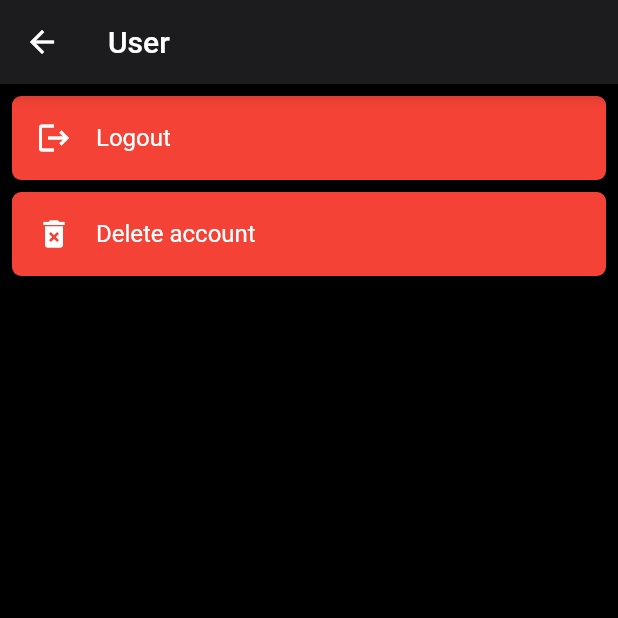
After one commit to Appli-chic/Chic-Secret-Flutter, a Flutter app: the SettingsScreen screen opened directly, after a tap on the "person" icon, on a phone screen of 412 x 824 dp, the top half of it. The commit adds this screen. Run offline on Flutter 3.47's test engine with Material 2 defaults, Android fonts, the phone set to English and light mode, and no system bars; our stand-ins replace csv, file_picker, flutter_easyloading, flutter_svg, flutter_typeahead, fluttertoast and 10 more; missing offline and left inert: clipboard, dart:ffi, encrypt, file_saver, file_selector, flex_color_picker and 2 more; accounts and stored records are empty.

Commit message:
Delete account automatically.

```diff
--- a/assets/languages/localization_en.json
+++ b/assets/languages/localization_en.json
@@ -112,6 +112,9 @@
   "error_user_cant_be_you": "The email must be different to the one linked to your account.",
   "cant_delete_vault_not_owner": "Only the owner of this vault can delete it.",
   "warning_message_delete_vault": "Are you sure to delete definitely the {} vault ?\nAll the passwords, categories, tags in this vault are going to be definitively deleted.",
+  "user": "User",
+  "resend_code": "Resend code",
+  "delete_account": "Delete account",
 
   "general": "General",
   "email": "Email",
--- a/assets/languages/localization_fr.json
+++ b/assets/languages/localization_fr.json
@@ -112,6 +112,9 @@
   "error_user_cant_be_you": "Le courriel doit être différent de celui lié à votre compte.",
   "cant_delete_vault_not_owner": "Seul le propriétaire de ce coffre peut le supprimer.",
   "warning_message_delete_vault": "Êtes-vous certains de vouloir supprimer le coffre {} ?\nTous les mots de passe, catégories et tags de ce coffre seront définitivement supprimés.",
+  "user": "Utilisateur",
+  "resend_code": "Renvoyer le code",
+  "delete_account": "Suppression de compte",
 
   "general": "Général",
   "email": "Courriel",
--- a/lib/main.dart
+++ b/lib/main.dart
@@ -120,9 +120,7 @@ class _AppState extends State<App> {
       theme: ThemeData(
         visualDensity: VisualDensity.adaptivePlatformDensity,
       ),
-      darkTheme: ThemeData.dark().copyWith(
-        useMaterial3: Platform.isAndroid,
-      ),
+      darkTheme: ThemeData.dark(),
       themeMode: ThemeMode.dark,
       localizationsDelegates: [
         _newLocaleDelegate,
--- a/lib/service/user_service.dart
+++ b/lib/service/user_service.dart
@@ -4,7 +4,6 @@ import 'package:chic_secret/utils/database.dart';
 import 'package:chic_secret/utils/database_structure.dart';
 
 class UserService {
-  /// Save a [user] into the local database
   static Future<void> save(User user) async {
     await db.insert(
       userTable,
@@ -12,7 +11,6 @@ class UserService {
     );
   }
 
-  /// Update a [user] into the local database
   static Future<void> update(User user) async {
     await db.update(
       userTable,
@@ -21,7 +19,6 @@ class UserService {
     );
   }
 
-  /// Check if the user exists
   static Future<bool> exists(String userId) async {
     List<Map<String, dynamic>> maps = await db.query(
       userTable,
@@ -31,7 +28,6 @@ class UserService {
     return maps.isNotEmpty;
   }
 
-  /// Retrieve the user by ID
   static Future<User?> getUserById(String userId) async {
     List<Map<String, dynamic>> maps = await db.query(
       userTable,
@@ -46,7 +42,6 @@ class UserService {
     return null;
   }
 
-  /// Retrieve the user by email
   static Future<User?> getUserByEmail(String email) async {
     List<Map<String, dynamic>> maps = await db.query(
       userTable,
@@ -61,7 +56,6 @@ class UserService {
     return null;
   }
 
-  /// Retrieve the users linked to the vault
   static Future<List<User>> getUsersByVault(String vaultId) async {
     List<User> users = [];
 
--- a/lib/ui/screen/settings_screen.dart
+++ b/lib/ui/screen/settings_screen.dart
@@ -18,6 +18,7 @@ import 'package:chic_secret/ui/component/common/desktop_modal.dart';
 import 'package:chic_secret/ui/component/setting_item.dart';
 import 'package:chic_secret/ui/screen/biometry_screen.dart';
 import 'package:chic_secret/ui/screen/import_export_choice_screen.dart';
+import 'package:chic_secret/ui/screen/user_screen.dart';
 import 'package:chic_secret/ui/screen/vaults_screen.dart';
 import 'package:chic_secret/utils/chic_platform.dart';
 import 'package:chic_secret/utils/security.dart';
@@ -113,7 +114,6 @@ class _SettingsScreenState extends State<SettingsScreen>
     }
   }
 
-  /// Displays the screen in a modal for the desktop version
   Widget _displaysDesktopInModal(ThemeProvider themeProvider) {
     return DesktopModal(
       title: AppTranslations.of(context).text("settings"),
@@ -200,6 +200,7 @@ class _SettingsScreenState extends State<SettingsScreen>
                       ? CupertinoIcons.person_fill
                       : Icons.person,
                   title: _user!.email,
+                  onTap: _onUserClicked,
                 )
               : SettingItem(
                   leading: Platform.isIOS
@@ -260,17 +261,6 @@ class _SettingsScreenState extends State<SettingsScreen>
                       : Icons.delete_forever,
                   title: AppTranslations.of(context).text("delete"),
                   onTap: _delete,
-                )
-              : SizedBox.shrink(),
-          _user != null
-              ? SettingItem(
-                  backgroundColor: Colors.red[500],
-                  tint: ChicPlatform.isDesktop() ? Colors.red[500] : null,
-                  leading: Platform.isIOS
-                      ? CupertinoIcons.square_arrow_left
-                      : Icons.logout,
-                  title: AppTranslations.of(context).text("logout"),
-                  onTap: _logout,
                 )
               : SizedBox.shrink(),
         ],
@@ -374,11 +364,6 @@ class _SettingsScreenState extends State<SettingsScreen>
     }
   }
 
-  _logout() async {
-    await Security.logout();
-    Navigator.of(context).pop(true);
-  }
-
   _login() async {
     var isLogged = await ChicNavigator.push(
       context,
@@ -410,4 +395,18 @@ class _SettingsScreenState extends State<SettingsScreen>
       BiometryScreen(),
     );
   }
+
+  _onUserClicked() async {
+    final hasChanged = await ChicNavigator.push(
+      context,
+      UserScreen(),
+      isModal: true,
+    );
+
+    if (hasChanged != null && hasChanged) {
+      setState(() {
+        _user = null;
+      });
+    }
+  }
 }
--- /dev/null
+++ b/lib/ui/screen/user_screen.dart
@@ -0,0 +1,161 @@
+import 'dart:io';
+
+import 'package:chic_secret/api/user_api.dart';
+import 'package:chic_secret/localization/app_translations.dart';
+import 'package:chic_secret/model/database/user.dart';
+import 'package:chic_secret/provider/theme_provider.dart';
+import 'package:chic_secret/service/user_service.dart';
+import 'package:chic_secret/ui/component/common/chic_elevated_button.dart';
+import 'package:chic_secret/ui/component/common/desktop_modal.dart';
+import 'package:chic_secret/ui/component/setting_item.dart';
+import 'package:chic_secret/utils/chic_platform.dart';
+import 'package:chic_secret/utils/security.dart';
+import 'package:flutter/cupertino.dart';
+import 'package:flutter/material.dart';
+import 'package:flutter_easyloading/flutter_easyloading.dart';
+import 'package:provider/provider.dart';
+
+class UserScreen extends StatefulWidget {
+  const UserScreen({Key? key}) : super(key: key);
+
+  @override
+  State<UserScreen> createState() => _UserScreenState();
+}
+
+class _UserScreenState extends State<UserScreen> {
+  User? _user;
+
+  @override
+  void initState() {
+    _getUser();
+    super.initState();
+  }
+
+  _getUser() async {
+    _user = await Security.getCurrentUser();
+    if (_user != null) {
+      _user = await UserService.getUserById(_user!.id);
+    }
+    setState(() {});
+  }
+
+  @override
+  Widget build(BuildContext context) {
+    var themeProvider = Provider.of<ThemeProvider>(context, listen: true);
+
+    if (ChicPlatform.isDesktop()) {
+      return _displaysDesktopInModal(themeProvider);
+    } else {
+      return _displaysMobile(themeProvider);
+    }
+  }
+
+  Widget _displaysDesktopInModal(ThemeProvider themeProvider) {
+    return DesktopModal(
+      title: AppTranslations.of(context).text("user"),
+      body: _displaysBody(themeProvider),
+      actions: [
+        Container(
+          margin: EdgeInsets.only(right: 8, bottom: 8),
+          child: ChicElevatedButton(
+            child: Text(AppTranslations.of(context).text("ok")),
+            onPressed: () {
+              Navigator.of(context).pop();
+            },
+          ),
+        ),
+      ],
+    );
+  }
+
+  Widget _displaysMobile(ThemeProvider themeProvider) {
+    var body = GestureDetector(
+      behavior: HitTestBehavior.opaque,
+      onTap: () {
+        FocusScope.of(context).requestFocus(FocusNode());
+      },
+      child: SingleChildScrollView(
+        physics: BouncingScrollPhysics(),
+        child: _displaysBody(themeProvider),
+      ),
+    );
+
+    if (Platform.isIOS) {
+      return CupertinoPageScaffold(
+        backgroundColor: themeProvider.backgroundColor,
+        navigationBar: _displaysIosAppbar(themeProvider),
+        child: body,
+      );
+    } else {
+      return Scaffold(
+        backgroundColor: themeProvider.backgroundColor,
+        appBar: _displaysAppbar(themeProvider),
+        body: body,
+      );
+    }
+  }
+
+  ObstructingPreferredSizeWidget _displaysIosAppbar(
+      ThemeProvider themeProvider) {
+    return CupertinoNavigationBar(
+      previousPageTitle: AppTranslations.of(context).text("settings"),
+      backgroundColor: themeProvider.secondBackgroundColor,
+      middle: Text(AppTranslations.of(context).text("user")),
+    );
+  }
+
+  PreferredSizeWidget? _displaysAppbar(ThemeProvider themeProvider) {
+    return AppBar(
+      backgroundColor: themeProvider.secondBackgroundColor,
+      title: Text(AppTranslations.of(context).text("user")),
+    );
+  }
+
+  Widget _displaysBody(ThemeProvider themeProvider) {
+    return SingleChildScrollView(
+      physics: BouncingScrollPhysics(),
+      child: Column(
+        children: [
+          _user != null
+              ? SettingItem(
+                  backgroundColor: Colors.red[500],
+                  tint: ChicPlatform.isDesktop() ? Colors.red[500] : null,
+                  leading: Platform.isIOS
+                      ? CupertinoIcons.square_arrow_left
+                      : Icons.logout,
+                  title: AppTranslations.of(context).text("logout"),
+                  onTap: _logout,
+                )
+              : SizedBox.shrink(),
+          _user != null
+              ? SettingItem(
+                  backgroundColor: Colors.red[500],
+                  tint: ChicPlatform.isDesktop() ? Colors.red[500] : null,
+                  leading: Platform.isIOS
+                      ? CupertinoIcons.delete
+                      : Icons.delete_forever,
+                  title: AppTranslations.of(context).text("delete_account"),
+                  onTap: _deleteAccount,
+                )
+              : SizedBox.shrink(),
+        ],
+      ),
+    );
+  }
+
+  _logout() async {
+    await Security.logout();
+    Navigator.of(context).pop(true);
+  }
+
+  _deleteAccount() async {
+    try {
+      EasyLoading.show();
+      await UserApi.deleteUser();
+    } catch (e) {}
+
+    EasyLoading.dismiss();
+
+    _logout();
+  }
+}
--- a/lib/utils/security.dart
+++ b/lib/utils/security.dart
@@ -48,7 +48,7 @@ class Security {
         }
 
         // Get old entries
-        var isOld = DateTime.now().difference(entry.updatedAt).inDays > 365 ||
+        var isOld = DateTime.now().difference(entry.updatedAt).inDays > (365 * 3) ||
             DateTime.now()
                     .difference(entry.hashUpdatedAt != null
                         ? entry.hashUpdatedAt!
```
Also changed, not shown: lib/api/user_api.dart (+30 -10 lines), lib/ui/screen/login_screen.dart (+20 -5 lines).
